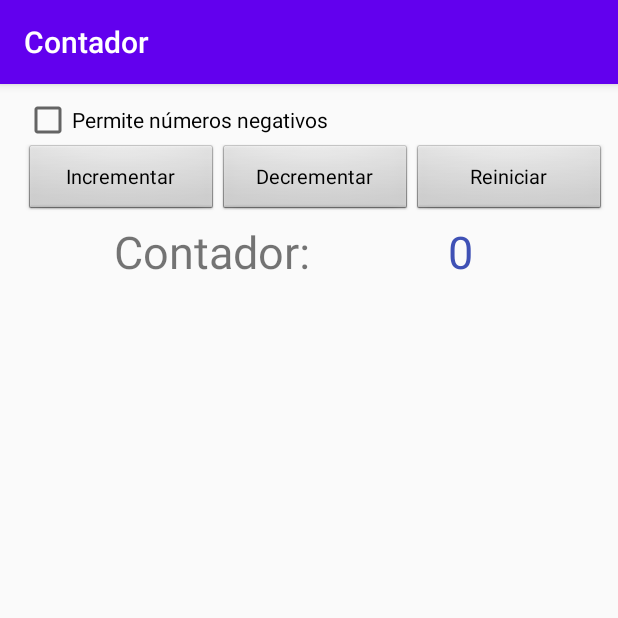
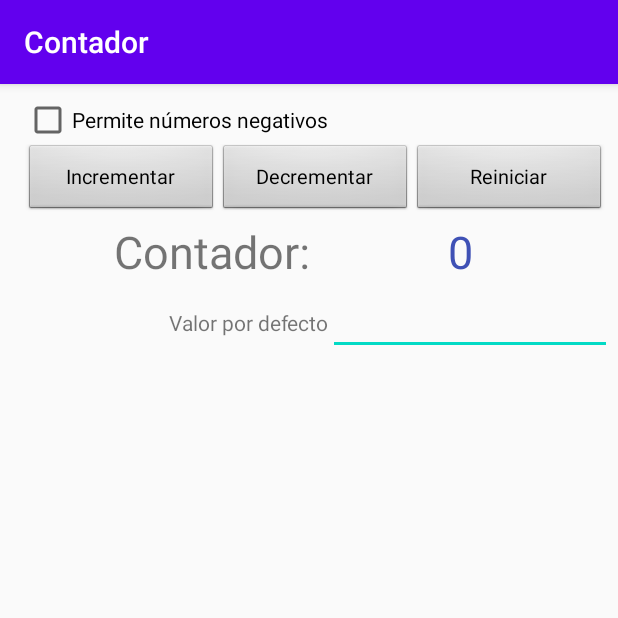
Before and after one commit to coreJesusTriano/android.curso.contador, an Android app: the screen it shows after launch (MainActivity), after a tap on "Reiniciar", on a phone screen of 412 x 824 dp, the top half of it. Run offline under Robolectric (Android 15) with nearby library versions, the phone set to English and light mode, and no system bars; 3 other taps on this screen came first.

Commit message:
Agregado valor por defecto del contador, para su uso en reinicio.

```diff
--- a/app/src/main/java/com/example/lunes2w_diseovista/MainActivity.java
+++ b/app/src/main/java/com/example/lunes2w_diseovista/MainActivity.java
@@ -5,10 +5,10 @@ import androidx.appcompat.app.AppCompatActivity;
 import android.os.Bundle;
 import android.view.View;
 import android.widget.CheckBox;
+import android.widget.EditText;
 import android.widget.TextView;
 
 public class MainActivity extends AppCompatActivity implements View.OnClickListener{
-
     private int counter;
     private CheckBox negative;
 
@@ -21,7 +21,6 @@ public class MainActivity extends AppCompatActivity implements View.OnClickListe
         this.negative = findViewById(R.id.cB_negative);
         negative.setOnClickListener(this);
     }
-
     public void increment(View view) {
         counter++;
         showCounter();
@@ -36,7 +35,12 @@ public class MainActivity extends AppCompatActivity implements View.OnClickListe
     }
 
     public void reset(View vista) {
-        counter = 0;
+        EditText defaultCounter = findViewById(R.id.default_counter);
+        String valorString = defaultCounter.getText().toString();
+        if (valorString.isEmpty()) {
+            valorString = "0";
+        }
+        counter = Integer.parseInt(valorString);
         showCounter();
     }
 
--- a/app/src/main/res/drawable-v24/ic_launcher_foreground.xml
+++ b/app/src/main/res/drawable-v24/ic_launcher_foreground.xml
@@ -22,7 +22,7 @@
         </aapt:attr>
     </path>
     <path
-        android:fillColor="#FFFFFF"
+        android:fillColor="#FFF00F"
         android:fillType="nonZero"
         android:pathData="M65.3,45.828l3.8,-6.6c0.2,-0.4 0.1,-0.9 -0.3,-1.1c-0.4,-0.2 -0.9,-0.1 -1.1,0.3l-3.9,6.7c-6.3,-2.8 -13.4,-2.8 -19.7,0l-3.9,-6.7c-0.2,-0.4 -0.7,-0.5 -1.1,-0.3C38.8,38.328 38.7,38.828 38.9,39.228l3.8,6.6C36.2,49.428 31.7,56.028 31,63.928h46C76.3,56.028 71.8,49.428 65.3,45.828zM43.4,57.328c-0.8,0 -1.5,-0.5 -1.8,-1.2c-0.3,-0.7 -0.1,-1.5 0.4,-2.1c0.5,-0.5 1.4,-0.7 2.1,-0.4c0.7,0.3 1.2,1 1.2,1.8C45.3,56.528 44.5,57.328 43.4,57.328L43.4,57.328zM64.6,57.328c-0.8,0 -1.5,-0.5 -1.8,-1.2s-0.1,-1.5 0.4,-2.1c0.5,-0.5 1.4,-0.7 2.1,-0.4c0.7,0.3 1.2,1 1.2,1.8C66.5,56.528 65.6,57.328 64.6,57.328L64.6,57.328z"
         android:strokeWidth="1"
--- a/app/src/main/res/layout/activity_main.xml
+++ b/app/src/main/res/layout/activity_main.xml
@@ -93,6 +93,29 @@
                 android:textSize="30sp" />
         </TableRow>
 
+        <TableRow
+            android:layout_width="match_parent"
+            android:layout_height="match_parent" >
+
+            <TextView
+                android:id="@+id/label_default_value"
+                android:layout_width="wrap_content"
+                android:layout_height="wrap_content"
+                android:text="@string/label2"
+                android:labelFor="@id/default_counter"
+                android:textAlignment="viewEnd" />
+
+            <EditText
+                android:id="@+id/default_counter"
+                android:layout_width="wrap_content"
+                android:layout_height="wrap_content"
+                android:ems="10"
+                android:inputType="numberSigned"
+                android:importantForAutofill="no"
+                android:textAlignment="center" />
+        </TableRow>
+            <!--android: autofillHints="number" // the type of content you want-->
+
     </TableLayout>
 
 </androidx.constraintlayout.widget.ConstraintLayout>
--- a/app/src/main/res/values/strings.xml
+++ b/app/src/main/res/values/strings.xml
@@ -8,4 +8,5 @@
     <string name="counter">Contador:</string>
     <string name="result">Resultado</string>
     <string name="negative">Permite números negativos</string>
+    <string name="label2">Valor por defecto</string>
 </resources>
```
Also changed, not shown: app/src/main/res/layout/otras_vistas.xml (added, +50 -0 lines).
